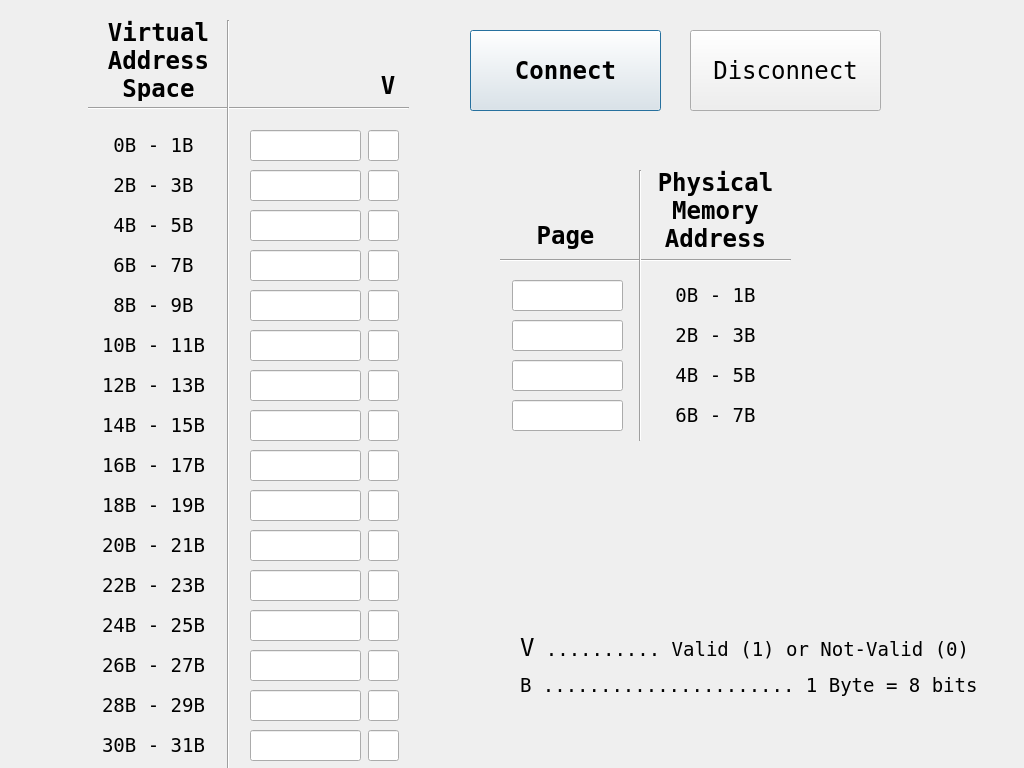
The window that src/views/gui/visualizer.ui (FlatTargetInk/ECE562-Software) describes before a commit, drawn with Qt 5.
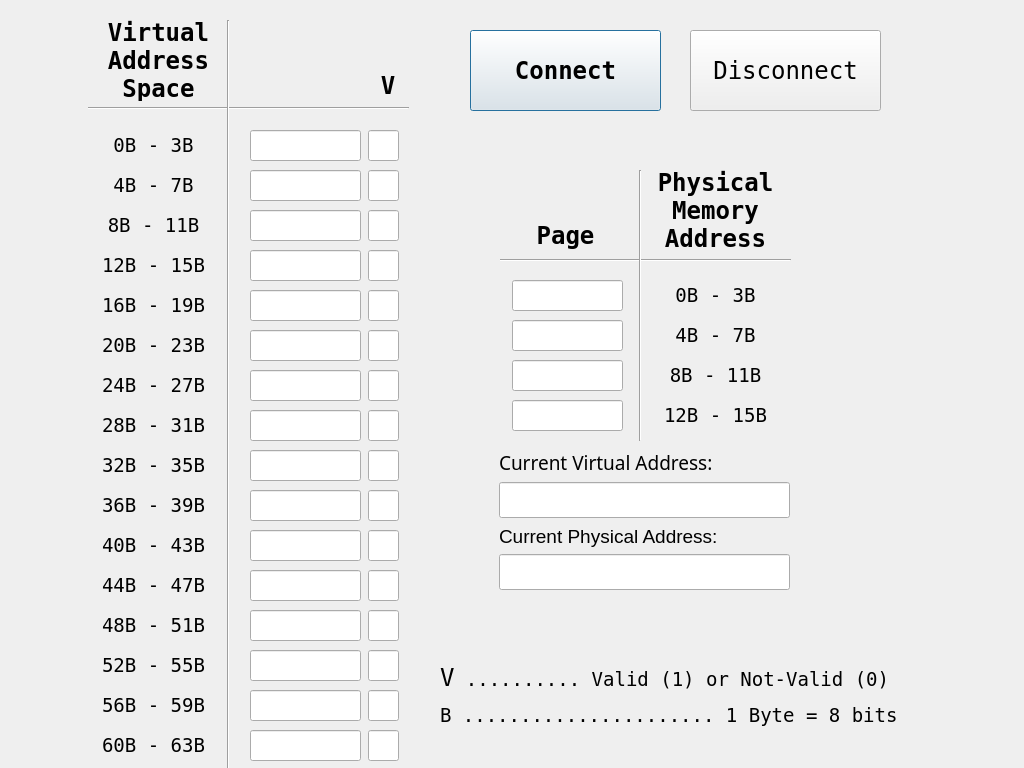
The same window after the commit.

The edit to the form file:
```diff
--- a/src/views/gui/visualizer.ui
+++ b/src/views/gui/visualizer.ui
@@ -676,7 +676,7 @@
     <bool>false</bool>
    </property>
    <property name="text">
-    <string>0B - 1B</string>
+    <string>0B - 3B</string>
    </property>
    <property name="alignment">
     <set>Qt::AlignCenter</set>
@@ -703,7 +703,7 @@
     </font>
    </property>
    <property name="text">
-    <string>2B - 3B</string>
+    <string>4B - 7B</string>
    </property>
    <property name="alignment">
     <set>Qt::AlignCenter</set>
@@ -730,7 +730,7 @@
     </font>
    </property>
    <property name="text">
-    <string>4B - 5B</string>
+    <string>8B - 11B</string>
    </property>
    <property name="alignment">
     <set>Qt::AlignCenter</set>
@@ -757,7 +757,7 @@
     </font>
    </property>
    <property name="text">
-    <string>6B - 7B</string>
+    <string>12B - 15B</string>
    </property>
    <property name="alignment">
     <set>Qt::AlignCenter</set>
@@ -784,7 +784,7 @@
     </font>
    </property>
    <property name="text">
-    <string>8B - 9B</string>
+    <string>16B - 19B</string>
    </property>
    <property name="alignment">
     <set>Qt::AlignCenter</set>
@@ -811,7 +811,7 @@
     </font>
    </property>
    <property name="text">
-    <string>10B - 11B</string>
+    <string>20B - 23B</string>
    </property>
    <property name="alignment">
     <set>Qt::AlignCenter</set>
@@ -838,7 +838,7 @@
     </font>
    </property>
    <property name="text">
-    <string>12B - 13B</string>
+    <string>24B - 27B</string>
    </property>
    <property name="alignment">
     <set>Qt::AlignCenter</set>
@@ -865,7 +865,7 @@
     </font>
    </property>
    <property name="text">
-    <string>14B - 15B</string>
+    <string>28B - 31B</string>
    </property>
    <property name="alignment">
     <set>Qt::AlignCenter</set>
@@ -892,7 +892,7 @@
     </font>
    </property>
    <property name="text">
-    <string>16B - 17B</string>
+    <string>32B - 35B</string>
    </property>
    <property name="alignment">
     <set>Qt::AlignCenter</set>
@@ -919,7 +919,7 @@
     </font>
    </property>
    <property name="text">
-    <string>18B - 19B</string>
+    <string>36B - 39B</string>
    </property>
    <property name="alignment">
     <set>Qt::AlignCenter</set>
@@ -946,7 +946,7 @@
     </font>
    </property>
    <property name="text">
-    <string>20B - 21B</string>
+    <string>40B - 43B</string>
    </property>
    <property name="alignment">
     <set>Qt::AlignCenter</set>
@@ -973,7 +973,7 @@
     </font>
    </property>
    <property name="text">
-    <string>22B - 23B</string>
+    <string>44B - 47B</string>
    </property>
    <property name="alignment">
     <set>Qt::AlignCenter</set>
@@ -1000,7 +1000,7 @@
     </font>
    </property>
    <property name="text">
-    <string>24B - 25B</string>
+    <string>48B - 51B</string>
    </property>
    <property name="alignment">
     <set>Qt::AlignCenter</set>
@@ -1027,7 +1027,7 @@
     </font>
    </property>
    <property name="text">
-    <string>26B - 27B</string>
+    <string>52B - 55B</string>
    </property>
    <property name="alignment">
     <set>Qt::AlignCenter</set>
@@ -1054,7 +1054,7 @@
     </font>
    </property>
    <property name="text">
-    <string>28B - 29B</string>
+    <string>56B - 59B</string>
    </property>
    <property name="alignment">
     <set>Qt::AlignCenter</set>
@@ -1081,7 +1081,7 @@
     </font>
    </property>
    <property name="text">
-    <string>30B - 31B</string>
+    <string>60B - 63B</string>
    </property>
    <property name="alignment">
     <set>Qt::AlignCenter</set>
@@ -1105,7 +1105,7 @@
     </font>
    </property>
    <property name="text">
-    <string>0B - 1B</string>
+    <string>0B - 3B</string>
    </property>
    <property name="alignment">
     <set>Qt::AlignCenter</set>
@@ -1129,7 +1129,7 @@
     </font>
    </property>
    <property name="text">
-    <string>2B - 3B</string>
+    <string>4B - 7B</string>
    </property>
    <property name="alignment">
     <set>Qt::AlignCenter</set>
@@ -1153,7 +1153,7 @@
     </font>
    </property>
    <property name="text">
-    <string>4B - 5B</string>
+    <string>8B - 11B</string>
    </property>
    <property name="alignment">
     <set>Qt::AlignCenter</set>
@@ -1177,7 +1177,7 @@
     </font>
    </property>
    <property name="text">
-    <string>6B - 7B</string>
+    <string>12B - 15B</string>
    </property>
    <property name="alignment">
     <set>Qt::AlignCenter</set>
@@ -1832,8 +1832,8 @@
   <widget class="QLabel" name="label_25">
    <property name="geometry">
     <rect>
-     <x>520</x>
-     <y>600</y>
+     <x>440</x>
+     <y>630</y>
      <width>461</width>
      <height>131</height>
     </rect>
@@ -1965,6 +1965,61 @@
     <bool>false</bool>
    </property>
   </widget>
+  <widget class="QWidget" name="verticalLayoutWidget">
+   <property name="geometry">
+    <rect>
+     <x>499</x>
+     <y>449</y>
+     <width>291</width>
+     <height>141</height>
+    </rect>
+   </property>
+   <layout class="QVBoxLayout" name="verticalLayout">
+    <item>
+     <widget class="QLabel" name="label">
+      <property name="font">
+       <font>
+        <family>Sans Serif</family>
+        <pointsize>14</pointsize>
+       </font>
+      </property>
+      <property name="text">
+       <string>Current Virtual Address:</string>
+      </property>
+     </widget>
+    </item>
+    <item>
+     <widget class="QLineEdit" name="curVMAddr">
+      <property name="font">
+       <font>
+        <pointsize>18</pointsize>
+       </font>
+      </property>
+     </widget>
+    </item>
+    <item>
+     <widget class="QLabel" name="label_26">
+      <property name="font">
+       <font>
+        <pointsize>14</pointsize>
+       </font>
+      </property>
+      <property name="text">
+       <string>Current Physical Address:</string>
+      </property>
+     </widget>
+    </item>
+    <item>
+     <widget class="QLineEdit" name="curPHAddr">
+      <property name="font">
+       <font>
+        <pointsize>18</pointsize>
+       </font>
+      </property>
+     </widget>
+    </item>
+   </layout>
+  </widget>
   <zorder>lineEdit_VMAddr0</zorder>
   <zorder>lineEdit_VMAddr1</zorder>
   <zorder>lineEdit_VMAddr2</zorder>
```
Left out of the diff: 1 changed line with no effect on the pictures.
